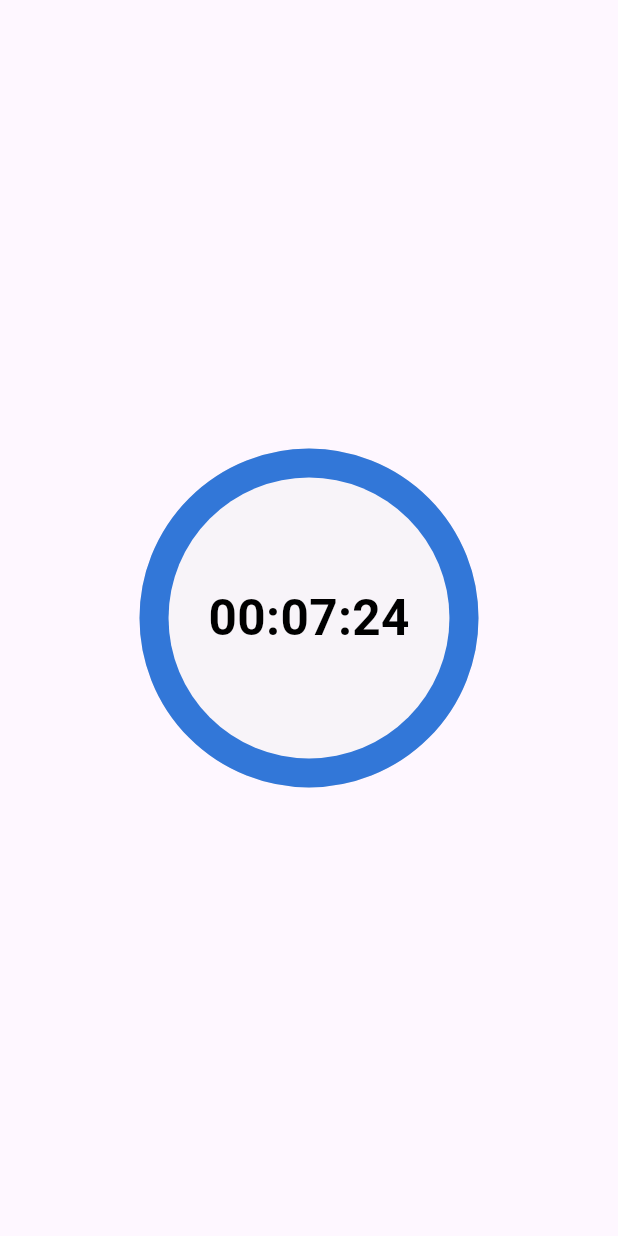
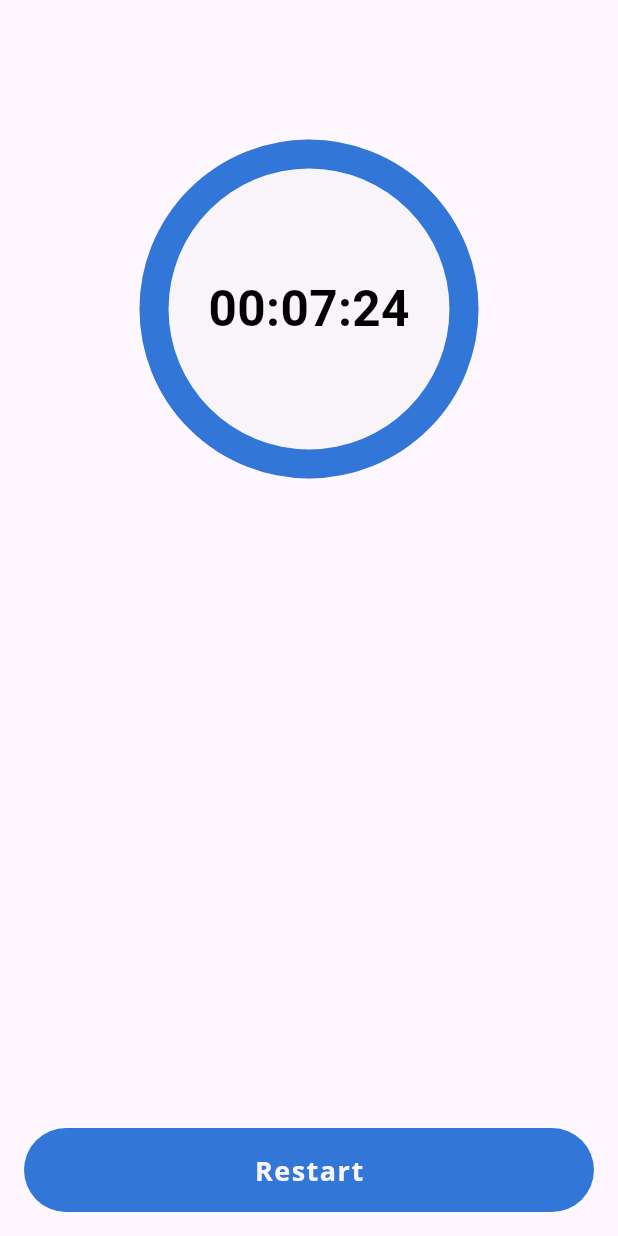
Before and after one commit to kimoo112/Parking-Point, a Flutter app: the TimerView screen opened directly, on a phone screen of 412 x 824 dp. Run offline on Flutter 3.47's test engine with Material 3 defaults, Android fonts, the phone set to English and light mode, and no system bars; drawn by our look-alikes of circular_countdown_timer; our stand-ins replace flutter_map, geolocator, go_router, latlong2, permission_handler, persistent_bottom_nav_bar and 1 more; project files that could hold a hidden picture were left out.

Commit message:
Add custom restart button to TimerView
Add a custom restart button to TimerView for resetting the timer. This button
allows users to easily restart the timer when needed.

```diff
--- a/lib/features/timer/presentation/views/timer_view.dart
+++ b/lib/features/timer/presentation/views/timer_view.dart
@@ -1,6 +1,7 @@
 import 'package:circular_countdown_timer/circular_countdown_timer.dart';
 import 'package:flutter/material.dart';
 import 'package:parking_app/core/utils/app_colors.dart';
+import 'package:parking_app/core/widgets/custom_btn.dart';
 
 class TimerView extends StatefulWidget {
   const TimerView({Key? key}) : super(key: key);
@@ -72,6 +73,14 @@ class _TimerViewState extends State<TimerView> {
               },
             ),
           ),
+          const Spacer(),
+          Padding(
+            padding: const EdgeInsets.all(8.0),
+            child: CustomBtn(
+              text: 'Restart',
+              onPressed: () => _controller.reset(),
+            ),
+          )
         ],
       ),
     ));
```
